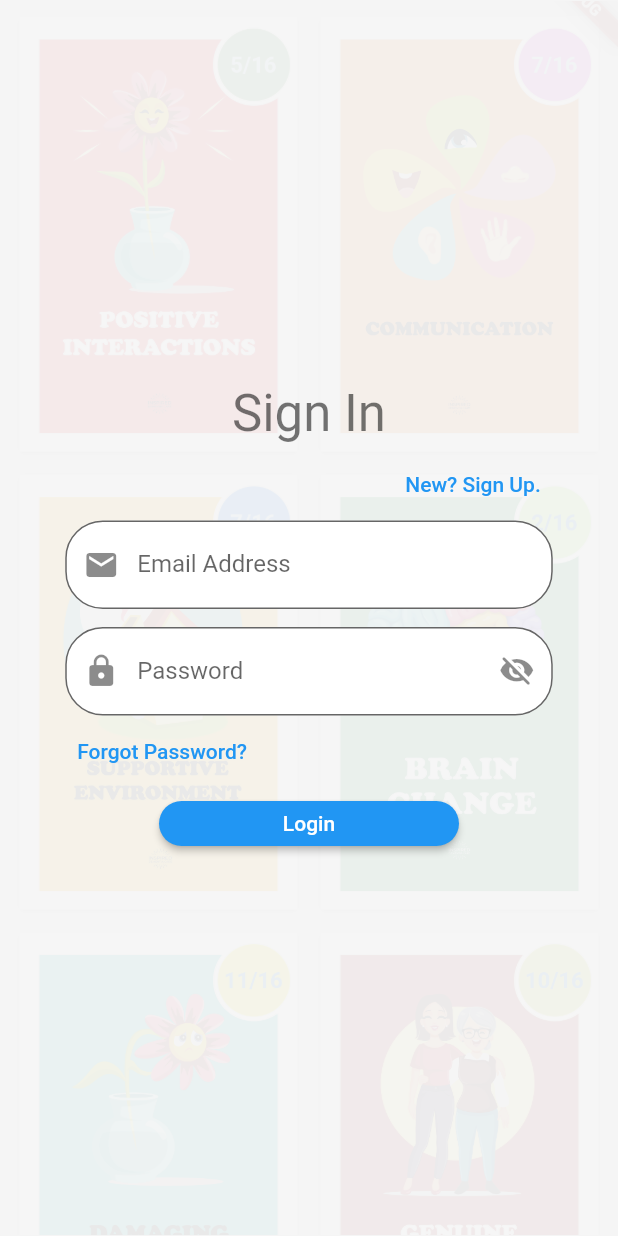
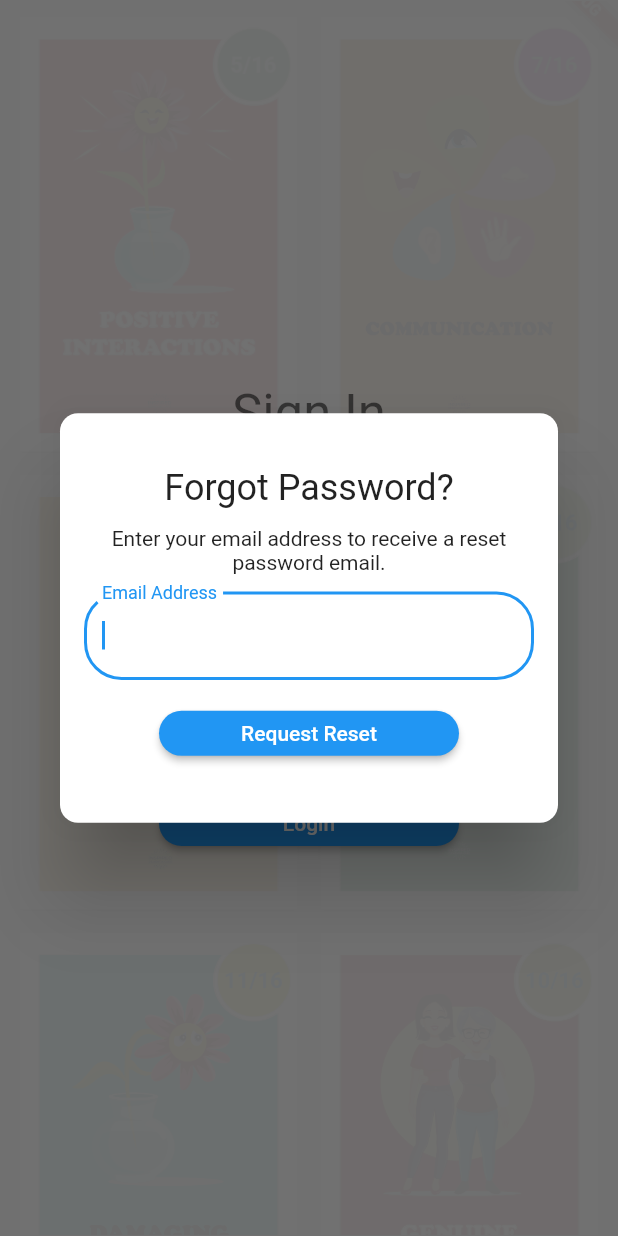
Before and after one commit to flutterWithChris/inspired-senior-care-app, a Flutter app: the LoginScreen screen opened by its route, after a tap on "Forgot Password?", on a phone screen of 412 x 824 dp. Run offline on Flutter 3.47's test engine with Material 2 defaults, Android fonts, the phone set to English and light mode, and no system bars; our stand-ins replace bloc, cached_network_image, cloud_firestore, email_validator, equatable, firebase_auth and 17 more; missing offline and left inert: flex_color_picker, once, purchases_flutter; accounts and stored records are empty; generated files the repository leaves out were written again.

Commit message:
Added Forgot Password Feature

```diff
--- /dev/null
+++ b/lib/cubits/login/forgot_password_cubit.dart
@@ -0,0 +1,25 @@
+import 'package:bloc/bloc.dart';
+import 'package:equatable/equatable.dart';
+import 'package:inspired_senior_care_app/data/repositories/auth/auth_repository.dart';
+import 'package:meta/meta.dart';
+
+part 'forgot_password_state.dart';
+
+class ForgotPasswordCubit extends Cubit<ForgotPasswordState> {
+  final AuthRepository _authRepository;
+  ForgotPasswordCubit({required AuthRepository authRepository})
+      : _authRepository = authRepository,
+        super(ForgotPasswordState.initial());
+  void requestPasswordReset(String email) => _onRequestPasswordReset(email);
+
+  void _onRequestPasswordReset(String email) async {
+    emit(ForgotPasswordState.sending());
+    bool resetEmailSent = await _authRepository.requestPasswordReset(email);
+    resetEmailSent == true
+        ? emit(ForgotPasswordState.sent())
+        : emit(ForgotPasswordState.failed());
+    await Future.delayed(const Duration(seconds: 2), () {
+      emit(ForgotPasswordState.initial());
+    });
+  }
+}
--- /dev/null
+++ b/lib/cubits/login/forgot_password_state.dart
@@ -0,0 +1,27 @@
+part of 'forgot_password_cubit.dart';
+
+enum ForgotPasswordStatus { initial, sending, sent, failed }
+
+@immutable
+class ForgotPasswordState extends Equatable {
+  ForgotPasswordStatus status;
+  ForgotPasswordState({
+    required this.status,
+  });
+
+  factory ForgotPasswordState.initial() {
+    return ForgotPasswordState(status: ForgotPasswordStatus.initial);
+  }
+  factory ForgotPasswordState.sending() {
+    return ForgotPasswordState(status: ForgotPasswordStatus.sending);
+  }
+  factory ForgotPasswordState.sent() {
+    return ForgotPasswordState(status: ForgotPasswordStatus.sent);
+  }
+  factory ForgotPasswordState.failed() {
+    return ForgotPasswordState(status: ForgotPasswordStatus.failed);
+  }
+  @override
+  // TODO: implement props
+  List<Object?> get props => [status];
+}
--- a/lib/data/repositories/auth/auth_repository.dart
+++ b/lib/data/repositories/auth/auth_repository.dart
@@ -100,10 +100,10 @@ class AuthRepository extends BaseAuthRepository {
   }
 
   @override
-  Future<void> requestPasswordReset(String email) async {
+  Future<bool> requestPasswordReset(String email) async {
     try {
       await _firebaseAuth.sendPasswordResetEmail(email: email);
-      // TODO: Confirm Password reset.
+      return true;
     } on auth.FirebaseAuthException catch (e) {
       (e, stack) =>
           FirebaseCrashlytics.instance.recordError(e, stack, fatal: true);
@@ -112,6 +112,7 @@ class AuthRepository extends BaseAuthRepository {
         backgroundColor: Colors.redAccent,
       );
       snackbarKey.currentState?.showSnackBar(snackBar);
+      return false;
     }
   }
 
--- a/lib/main.dart
+++ b/lib/main.dart
@@ -24,6 +24,7 @@ import 'package:inspired_senior_care_app/bloc/view_response/response_bloc.dart';
 import 'package:inspired_senior_care_app/bloc/view_response/view_response_cubit.dart';
 import 'package:inspired_senior_care_app/cubits/groups/featured_category_cubit.dart';
 import 'package:inspired_senior_care_app/cubits/groups/group_featured_category_cubit.dart';
+import 'package:inspired_senior_care_app/cubits/login/forgot_password_cubit.dart';
 import 'package:inspired_senior_care_app/cubits/login/login_cubit.dart';
 import 'package:inspired_senior_care_app/cubits/response/response_deck_cubit.dart';
 import 'package:inspired_senior_care_app/cubits/settings/cubit/settings_cubit.dart';
@@ -188,6 +189,10 @@ class _MyAppState extends State<MyApp> {
           BlocProvider(
             create: (context) =>
                 SignupCubit(authRepository: context.read<AuthRepository>()),
+          ),
+          BlocProvider(
+            create: (context) => ForgotPasswordCubit(
+                authRepository: context.read<AuthRepository>()),
           ),
           BlocProvider(
             create: (context) => ResponseBloc(
--- a/lib/view/pages/login/login.dart
+++ b/lib/view/pages/login/login.dart
@@ -2,6 +2,7 @@ import 'package:email_validator/email_validator.dart';
 import 'package:flutter/material.dart';
 import 'package:flutter_bloc/flutter_bloc.dart';
 import 'package:go_router/go_router.dart';
+import 'package:inspired_senior_care_app/cubits/login/forgot_password_cubit.dart';
 import 'package:inspired_senior_care_app/cubits/login/login_cubit.dart';
 import 'package:loading_animation_widget/loading_animation_widget.dart';
 
@@ -67,7 +68,7 @@ class _LoginScreenState extends State<LoginScreen> {
                             padding: const EdgeInsets.symmetric(vertical: 4.0),
                             child: Text(
                               'Sign In',
-                              style: Theme.of(context).textTheme.headline4,
+                              style: Theme.of(context).textTheme.headlineMedium,
                             ),
                           ),
                           SizedBox(
@@ -86,6 +87,7 @@ class _LoginScreenState extends State<LoginScreen> {
                           SizedBox(
                             width: 325,
                             child: TextFormField(
+                              keyboardType: TextInputType.emailAddress,
                               validator: (value) => value != null &&
                                       !EmailValidator.validate(value)
                                   ? 'Enter a valid email!'
@@ -139,7 +141,13 @@ class _LoginScreenState extends State<LoginScreen> {
                               mainAxisAlignment: MainAxisAlignment.start,
                               children: [
                                 TextButton(
-                                    onPressed: () {},
+                                    onPressed: () {
+                                      showDialog(
+                                        context: context,
+                                        builder: (context) =>
+                                            ForgotPasswordDialog(),
+                                      );
+                                    },
                                     child: const Text('Forgot Password?'))
                               ],
                             ),
@@ -182,3 +190,102 @@ class _LoginScreenState extends State<LoginScreen> {
     );
   }
 }
+
+class ForgotPasswordDialog extends StatelessWidget {
+  ForgotPasswordDialog({super.key});
+
+  final GlobalKey<FormState> forgotPassEmailFieldKey = GlobalKey<FormState>();
+  final TextEditingController forgotPassEmailController =
+      TextEditingController();
+
+  @override
+  Widget build(BuildContext context) {
+    return Dialog(
+      shape: RoundedRectangleBorder(borderRadius: BorderRadius.circular(12.0)),
+      child: Padding(
+        padding: const EdgeInsets.symmetric(horizontal: 16.0, vertical: 24.0),
+        child: SizedBox(
+          height: 225,
+          child: BlocConsumer<ForgotPasswordCubit, ForgotPasswordState>(
+            listener: (context, state) async {
+              if (state == ForgotPasswordState.sent()) {
+                await Future.delayed(const Duration(seconds: 2), () {
+                  Navigator.pop(context);
+                });
+              }
+            },
+            builder: (context, state) {
+              if (state == ForgotPasswordState.failed()) {
+                return const Center(
+                  child: Text('Error sending request!'),
+                );
+              }
+              if (state == ForgotPasswordState.sending()) {
+                return Center(
+                  child: LoadingAnimationWidget.dotsTriangle(
+                      color: Colors.blue, size: 20.0),
+                );
+              }
+              if (state == ForgotPasswordState.sent()) {
+                return const Center(
+                  child: Text('Password reset sent! Check your inbox.'),
+                );
+              }
+              if (state == ForgotPasswordState.initial()) {
+                return Column(
+                  mainAxisAlignment: MainAxisAlignment.spaceEvenly,
+                  mainAxisSize: MainAxisSize.min,
+                  children: [
+                    Text(
+                      'Forgot Password?',
+                      style: Theme.of(context).textTheme.headlineSmall,
+                    ),
+                    const Text(
+                      'Enter your email address to receive a reset password email.',
+                      textAlign: TextAlign.center,
+                    ),
+                    Form(
+                      key: forgotPassEmailFieldKey,
+                      child: TextFormField(
+                        controller: forgotPassEmailController,
+                        validator: (value) =>
+                            value != null && !EmailValidator.validate(value)
+                                ? 'Enter a valid email!'
+                                : null,
+                        autofocus: true,
+                        keyboardType: TextInputType.emailAddress,
+                        decoration:
+                            const InputDecoration(label: Text('Email Address')),
+                      ),
+                    ),
+                    ElevatedButton(
+                        onPressed: () {
+                          if (forgotPassEmailFieldKey.currentState!
+                              .validate()) {
+                            context
+                                .read<ForgotPasswordCubit>()
+                                .requestPasswordReset(
+                                    forgotPassEmailController.value.text);
+                          } else {
+                            ScaffoldMessenger.of(context)
+                                .showSnackBar(const SnackBar(
+                              content: Text('Enter a valid email!'),
+                              backgroundColor: Colors.redAccent,
+                            ));
+                          }
+                        },
+                        child: const Text('Request Reset')),
+                  ],
+                );
+              } else {
+                return const Center(
+                  child: Text('Something Went Wrong...'),
+                );
+              }
+            },
+          ),
+        ),
+      ),
+    );
+  }
+}
```
